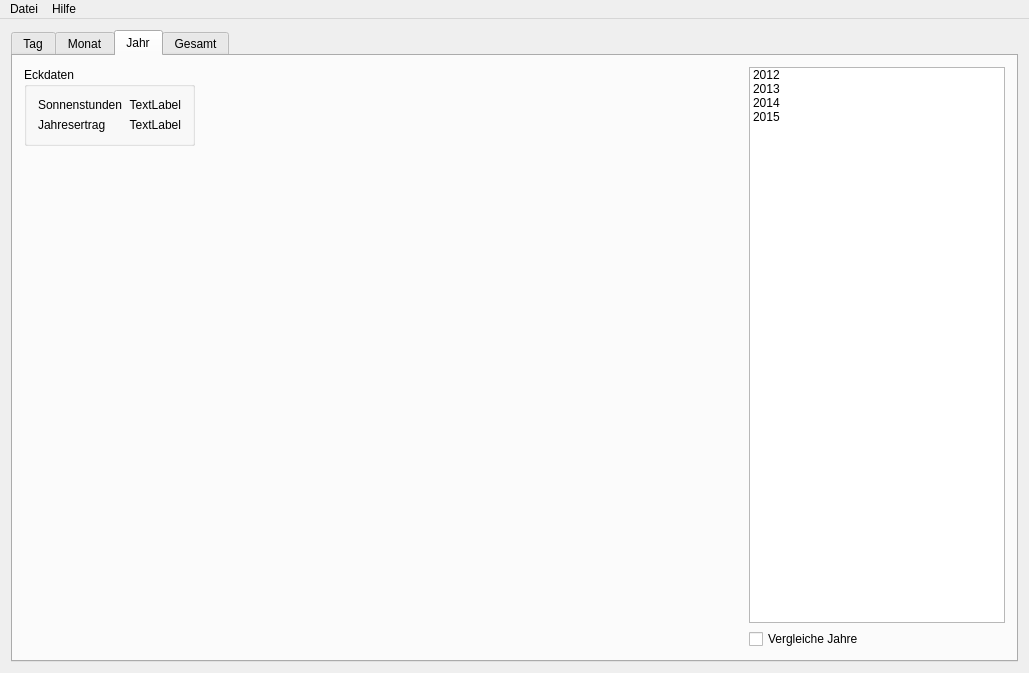
First picture: the form in src/ui/qsolanizer.ui, repository taxus13/QSolanizer, before the edit.
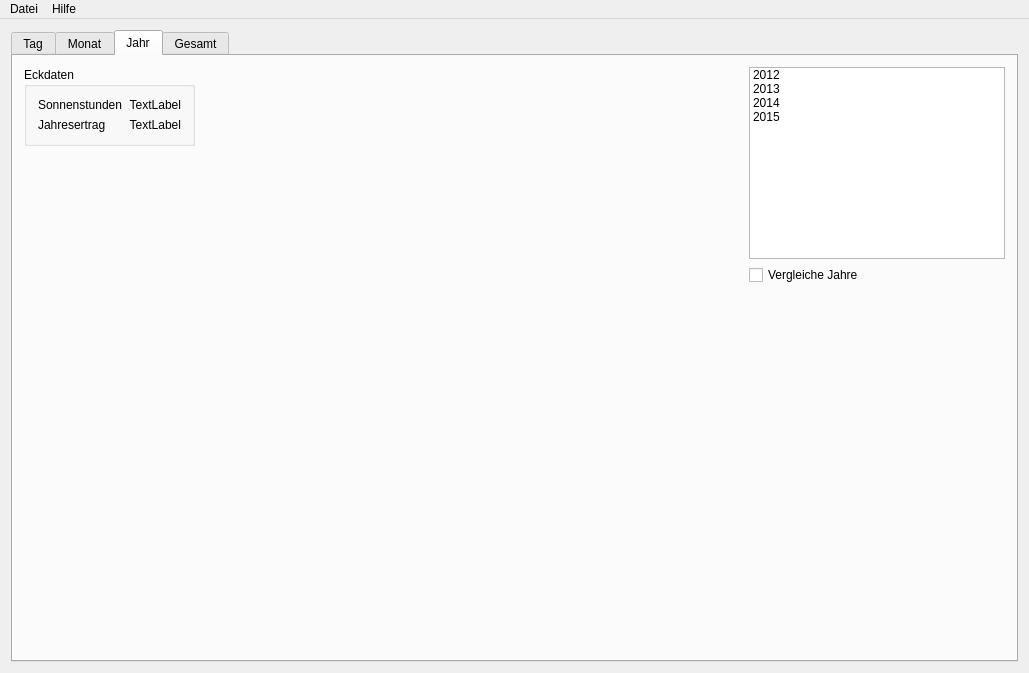
Second picture: the form after the edit. The open tabs and pages were chosen to show the change. Icons and pictures are not drawn. Custom widgets are drawn as their Qt base class.

Patch:
```diff
--- a/src/ui/qsolanizer.ui
+++ b/src/ui/qsolanizer.ui
@@ -407,7 +407,7 @@
            </attribute>
            <layout class="QHBoxLayout" name="horizontalLayout_7">
             <item>
-             <layout class="QHBoxLayout" name="horizontalLayout_6" stretch="0,10,0">
+             <layout class="QHBoxLayout" name="horizontalLayout_6" stretch="1,10,0">
               <item>
                <layout class="QVBoxLayout" name="verticalLayout_7">
                 <item>
@@ -472,14 +472,14 @@
                <widget class="QCustomPlot" name="wYearPlot" native="true"/>
               </item>
               <item>
-               <layout class="QVBoxLayout" name="verticalLayout_11">
+               <layout class="QVBoxLayout" name="verticalLayout_11" stretch="0,0,1">
                 <property name="sizeConstraint">
                  <enum>QLayout::SetMinimumSize</enum>
                 </property>
                 <item>
                  <widget class="QListWidget" name="listWidget">
                   <property name="sizePolicy">
-                   <sizepolicy hsizetype="Minimum" vsizetype="Minimum">
+                   <sizepolicy hsizetype="Fixed" vsizetype="Fixed">
                     <horstretch>0</horstretch>
                     <verstretch>0</verstretch>
                    </sizepolicy>
@@ -531,6 +531,19 @@
                   </property>
                  </widget>
                 </item>
+                <item>
+                 <spacer name="verticalSpacer_6">
+                  <property name="orientation">
+                   <enum>Qt::Vertical</enum>
+                  </property>
+                  <property name="sizeHint" stdset="0">
+                   <size>
+                    <width>20</width>
+                    <height>40</height>
+                   </size>
+                  </property>
+                 </spacer>
+                </item>
                </layout>
               </item>
              </layout>
```
Left out of the diff: 10 changed lines with no effect on the pictures.
